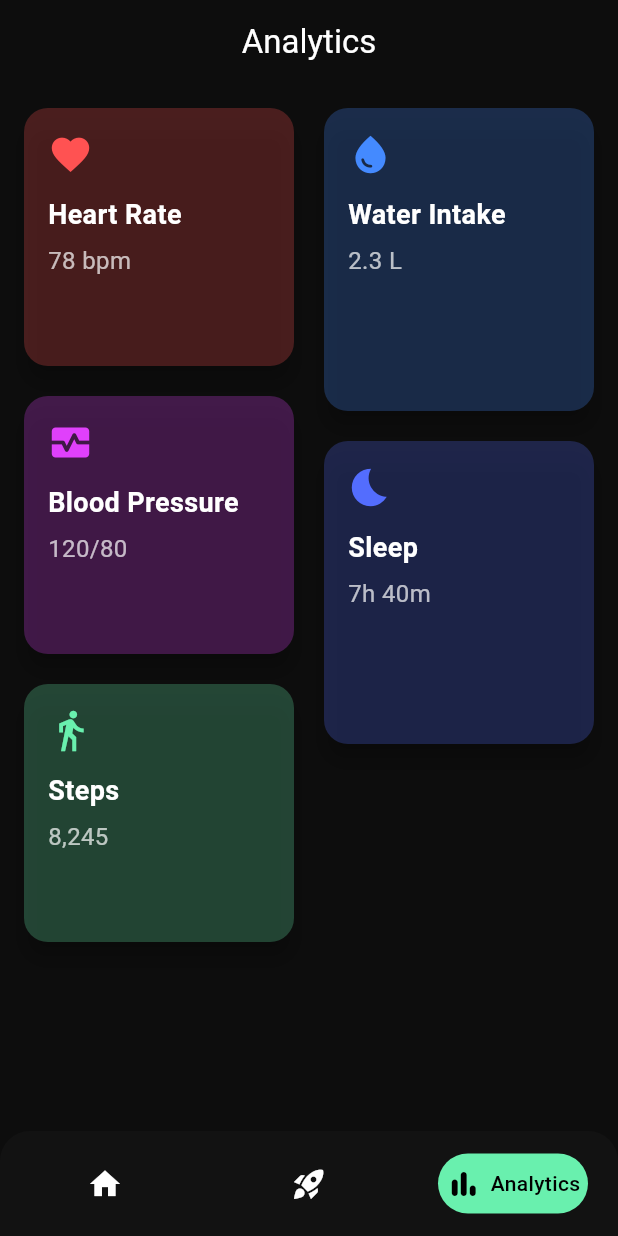
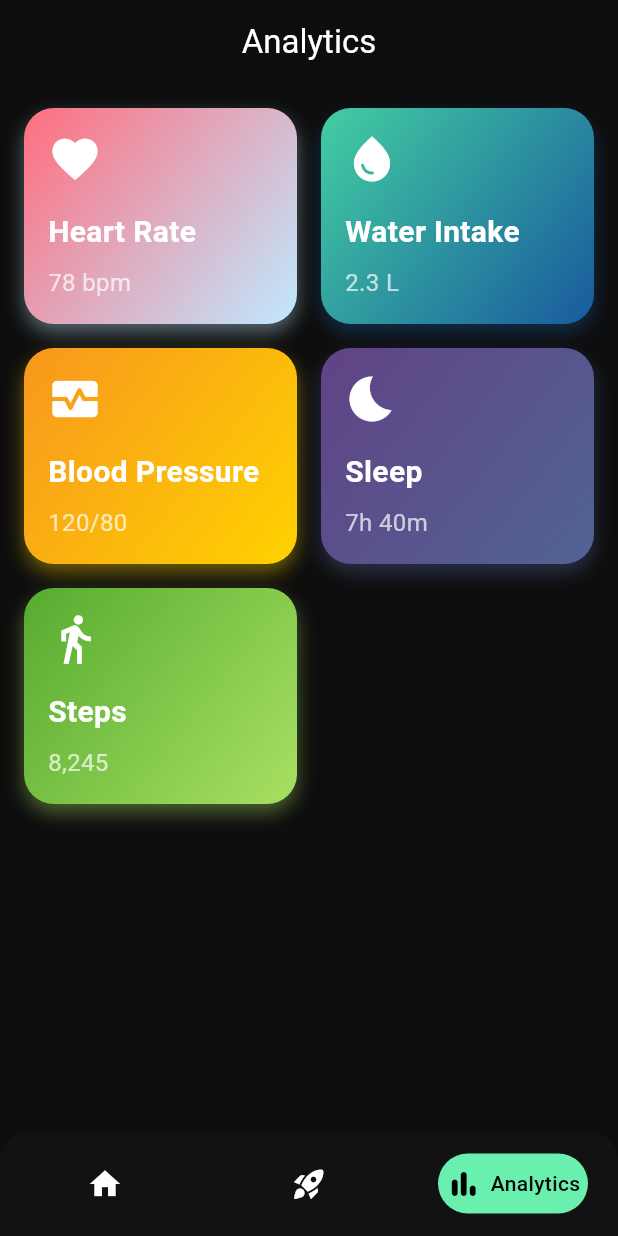
Before and after one commit to nithishrayson/stepsync, a Flutter app: the screen it shows after launch, item 3 of the bottom bar chosen, on a phone screen of 412 x 824 dp. Run offline on Flutter 3.47's test engine with Material 3 defaults, Android fonts, the phone set to English and light mode, and no system bars; our stand-ins replace fl_chart.

Commit message:
Analytics page and chart configured and optimized

```diff
--- a/lib/screens/AnalyticsScreen.dart
+++ b/lib/screens/AnalyticsScreen.dart
@@ -1,46 +1,50 @@
 import 'package:flutter/material.dart';
 import 'package:flutter_staggered_grid_view/flutter_staggered_grid_view.dart';
+import 'package:stepsync/widgets/AnalyticsDashboard.dart';// Make sure this file contains a screen called AnalyticsDashboard
 
-class Analyticsscreen extends StatelessWidget {
-  const Analyticsscreen({Key? key}) : super(key: key);
+class AnalyticsScreen extends StatelessWidget {
+  const AnalyticsScreen({Key? key}) : super(key: key);
 
-  @override
-  Widget build(BuildContext context) {
-    final metrics = [
+  final List<Map<String, dynamic>> metrics = const [
     {
       "label": "Heart Rate",
       "value": "78 bpm",
       "icon": Icons.favorite,
-        "color": Colors.redAccent
+      "color1": Color(0xFFff6e7f),
+      "color2": Color(0xFFbfe9ff),
     },
     {
       "label": "Water Intake",
       "value": "2.3 L",
       "icon": Icons.water_drop,
-        "color": Colors.blueAccent
+      "color1": Color(0xFF43cea2),
+      "color2": Color(0xFF185a9d),
     },
     {
       "label": "Blood Pressure",
       "value": "120/80",
       "icon": Icons.monitor_heart,
-        "color": Colors.purpleAccent
+      "color1": Color(0xFFf7971e),
+      "color2": Color(0xFFffd200),
     },
     {
       "label": "Sleep",
       "value": "7h 40m",
       "icon": Icons.bedtime,
-        "color": Colors.indigoAccent
+      "color1": Color(0xFF614385),
+      "color2": Color(0xFF516395),
     },
     {
       "label": "Steps",
       "value": "8,245",
       "icon": Icons.directions_walk,
-        "color": Colors.greenAccent
+      "color1": Color(0xFF56ab2f),
+      "color2": Color(0xFFa8e063),
     },
   ];
 
-    final heights = [180.0, 210.0, 180.0, 210.0, 180.0];
-
+  @override
+  Widget build(BuildContext context) {
     return Scaffold(
       backgroundColor: const Color(0xFF0D0D0D),
       appBar: AppBar(
@@ -50,53 +54,68 @@ class Analyticsscreen extends StatelessWidget {
         centerTitle: true,
       ),
       body: Padding(
-        padding: const EdgeInsets.all(12),
+        padding: const EdgeInsets.all(16),
         child: MasonryGridView.count(
           crossAxisCount: 2,
-          mainAxisSpacing: 12,
-          crossAxisSpacing: 12,
+          mainAxisSpacing: 16,
+          crossAxisSpacing: 16,
           itemCount: metrics.length,
           itemBuilder: (context, index) {
             final metric = metrics[index];
-            final cardHeight = heights[index % heights.length];
-
-            return SizedBox(
-              height: cardHeight,
-              child: Card(
-                shape: RoundedRectangleBorder(
-                  borderRadius: BorderRadius.circular(16),
+            return GestureDetector(
+              onTap: () {
+                Navigator.push(
+                  context,
+                  MaterialPageRoute(
+                    builder: (_) => AnalyticsDashboard(
+                      title: metric["label"],
+                      icon: metric["icon"],
+                      value: metric["value"],
+                      color1: metric["color1"],
+                      color2: metric["color2"],
                     ),
-                color: (metric["color"] as Color).withOpacity(0.25),
-                elevation: 6,
-                child: Padding(
+                  ),
+                );
+              },
+              child: Container(
+                decoration: BoxDecoration(
+                  gradient: LinearGradient(
+                    colors: [metric["color1"], metric["color2"]],
+                    begin: Alignment.topLeft,
+                    end: Alignment.bottomRight,
+                  ),
+                  borderRadius: BorderRadius.circular(20),
+                  boxShadow: [
+                    BoxShadow(
+                      color: metric["color2"].withOpacity(0.4),
+                      blurRadius: 10,
+                      offset: const Offset(0, 6),
+                    ),
+                  ],
+                ),
                 padding: const EdgeInsets.all(16),
                 child: Column(
                   crossAxisAlignment: CrossAxisAlignment.start,
                   children: [
-                      Icon(
-                        metric["icon"] as IconData,
-                        color: metric["color"] as Color,
-                        size: 30,
-                      ),
-                      const SizedBox(height: 12),
+                    Icon(metric["icon"], color: Colors.white, size: 36),
+                    const SizedBox(height: 16),
                     Text(
-                        metric["label"] as String,
+                      metric["label"],
                       style: const TextStyle(
                         color: Colors.white,
-                          fontSize: 18,
+                        fontSize: 20,
                         fontWeight: FontWeight.bold,
                       ),
                     ),
-                      const SizedBox(height: 6),
+                    const SizedBox(height: 8),
                     Text(
-                        metric["value"] as String,
+                      metric["value"],
                       style: const TextStyle(
                         color: Colors.white70,
                         fontSize: 16,
                       ),
                     ),
                   ],
-                  ),
                 ),
               ),
             );
--- a/lib/screens/HomeScreen.dart
+++ b/lib/screens/HomeScreen.dart
@@ -16,7 +16,7 @@ class _HomeScreenState extends State<HomeScreen> {
   final List<Widget> pages = [
     HomeContent(),
     ExploreScreen(),
-    Analyticsscreen(),
+    AnalyticsScreen(),
   ];
 
   final List<IconData> icons = [
--- a/pubspec.yaml
+++ b/pubspec.yaml
@@ -38,6 +38,7 @@ dependencies:
   provider: ^6.1.5
   flutter_staggered_grid_view: ^0.7.0
   convex_bottom_bar: ^3.2.0
+  fl_chart: ^1.0.0
 
 dev_dependencies:
   flutter_test:
```
Also changed, not shown: lib/screens/ProfileScreen.dart (+85 -11 lines), lib/widgets/AnalyticsDashboard.dart (added, +273 -0 lines), lib/widgets/home_content.dart (+12 -6 lines), pubspec.lock. Lines whose indentation alone changed are shown as unchanged.
